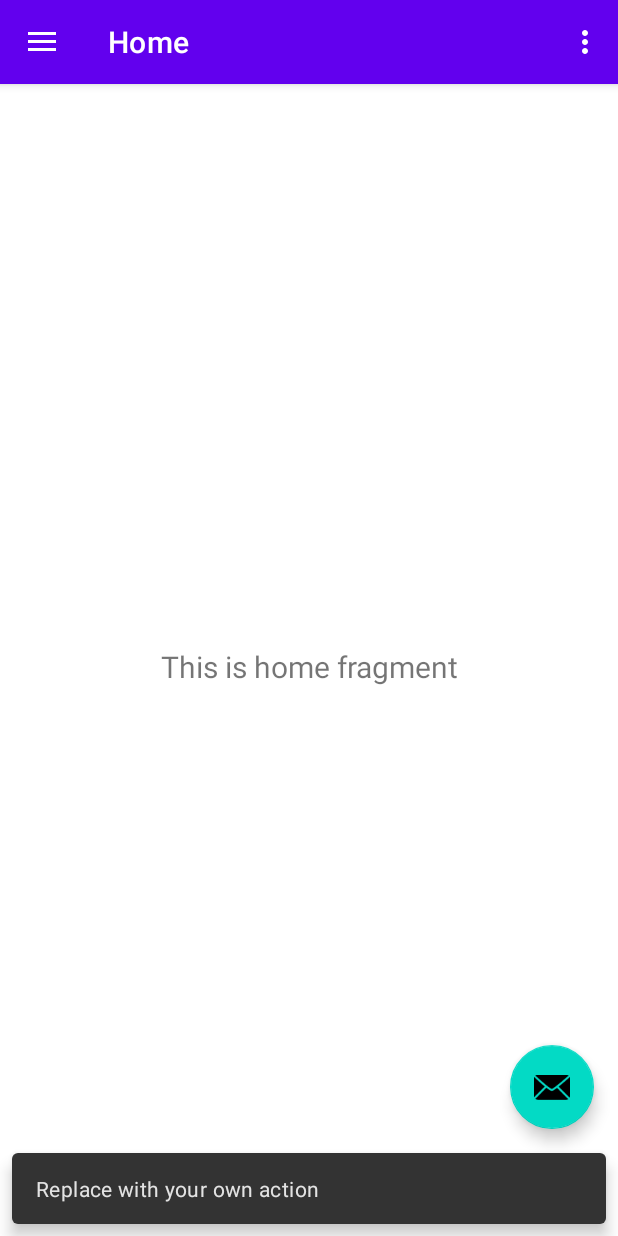
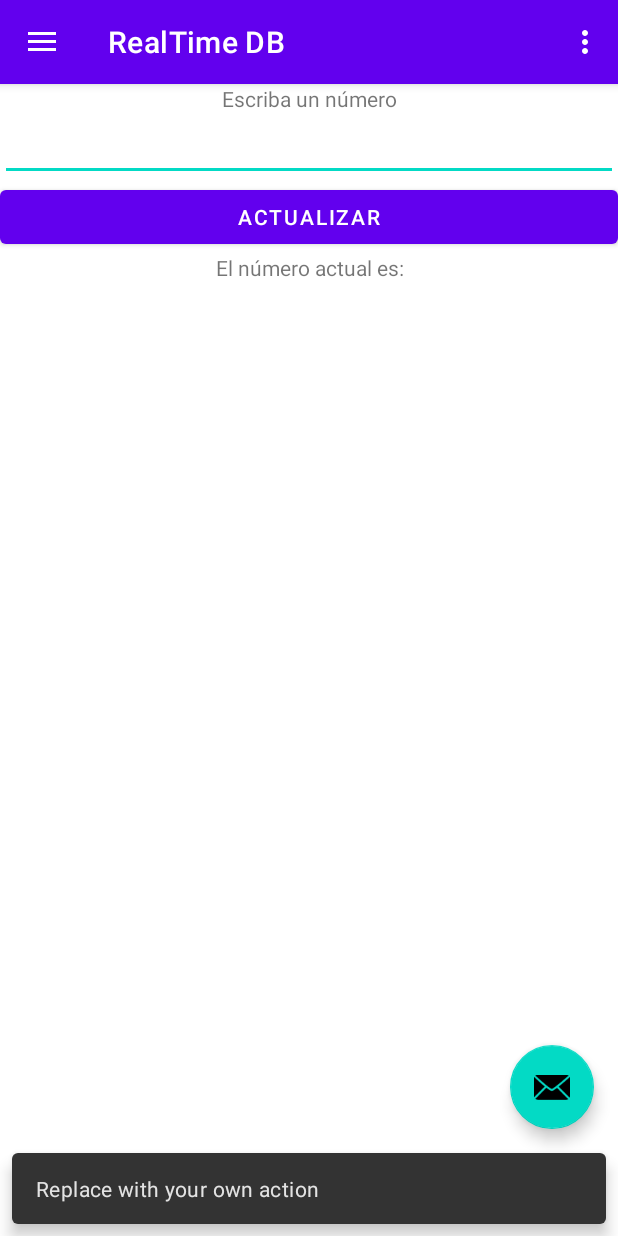
Before and after one commit to gjimenexv/Taller, an Android app: the screen it shows after launch once a user with an empty profile is signed in (Principal), after a tap on an icon or button, on a phone screen of 412 x 824 dp. Run offline under Robolectric (Android 15) with nearby library versions, the phone set to English and light mode, and no system bars; our stand-ins replace Firebase (no records; nobody signed in at launch, a user with empty details on screens opened directly), navigation-ui.

Commit message:
Lesson 2: Real Time database integration with Firebase

```diff
--- a/app/build.gradle
+++ b/app/build.gradle
@@ -39,6 +39,7 @@ dependencies {
     implementation 'androidx.navigation:navigation-ui:2.3.2'
     implementation 'androidx.lifecycle:lifecycle-livedata-ktx:2.2.0'
     implementation 'androidx.lifecycle:lifecycle-viewmodel-ktx:2.2.0'
+    implementation 'com.google.firebase:firebase-database:19.6.0'
     testImplementation 'junit:junit:4.+'
     androidTestImplementation 'androidx.test.ext:junit:1.1.2'
     androidTestImplementation 'androidx.test.espresso:espresso-core:3.3.0'
--- a/app/src/main/java/com/example/taller/ui/home/HomeFragment.java
+++ b/app/src/main/java/com/example/taller/ui/home/HomeFragment.java
@@ -4,6 +4,8 @@ import android.os.Bundle;
 import android.view.LayoutInflater;
 import android.view.View;
 import android.view.ViewGroup;
+import android.widget.Button;
+import android.widget.EditText;
 import android.widget.TextView;
 
 import androidx.annotation.NonNull;
@@ -13,23 +15,59 @@ import androidx.lifecycle.Observer;
 import androidx.lifecycle.ViewModelProvider;
 
 import com.example.taller.R;
+import com.google.firebase.database.DataSnapshot;
+import com.google.firebase.database.DatabaseError;
+import com.google.firebase.database.DatabaseReference;
+import com.google.firebase.database.FirebaseDatabase;
+import com.google.firebase.database.ValueEventListener;
 
 public class HomeFragment extends Fragment {
 
-    private HomeViewModel homeViewModel;
+    // Define local attributes to use the ref.
+    private EditText etNumero;
+    private Button btActualiza;
+    private TextView tvActual;
+    //Working with FirebaseDatabase
+    private FirebaseDatabase database; //Db instances
+    private DatabaseReference myRef; //Element Reference
 
     public View onCreateView(@NonNull LayoutInflater inflater,
                              ViewGroup container, Bundle savedInstanceState) {
-        homeViewModel =
-                new ViewModelProvider(this).get(HomeViewModel.class);
         View root = inflater.inflate(R.layout.fragment_home, container, false);
-        final TextView textView = root.findViewById(R.id.text_home);
-        homeViewModel.getText().observe(getViewLifecycleOwner(), new Observer<String>() {
+        //Map controllers with attributes
+        //Remember: on a fragment you should use root
+        etNumero = root.findViewById(R.id.etNumero);
+        btActualiza = root.findViewById(R.id.btActualiza);
+        tvActual = root.findViewById(R.id.tvNumeroActual);
+
+        //Create the conexion instance with Firebase.
+        //Get the db instance, get the element name
+        database = FirebaseDatabase.getInstance();
+        myRef = database.getReference("numero");
+
+        myRef.addValueEventListener(new ValueEventListener() {
             @Override
-            public void onChanged(@Nullable String s) {
-                textView.setText(s);
+            public void onDataChange(@NonNull DataSnapshot snapshot) {
+                String valor = snapshot.getValue(String.class);
+                tvActual.setText(valor);
+            }
+
+            @Override
+            public void onCancelled(@NonNull DatabaseError error) {
+                tvActual.setText("Error");
             }
         });
+
+        //Define the onclick method
+        btActualiza.setOnClickListener(new View.OnClickListener() {
+            @Override
+            public void onClick(View v) {
+                //Get number value
+                String strNumero = etNumero.getText().toString();
+                myRef.setValue(strNumero);
+            }
+        });
+
         return root;
     }
 }
--- a/app/src/main/java/com/example/taller/ui/home/HomeViewModel.java
+++ /dev/null
@@ -1,19 +0,0 @@
-package com.example.taller.ui.home;
-
-import androidx.lifecycle.LiveData;
-import androidx.lifecycle.MutableLiveData;
-import androidx.lifecycle.ViewModel;
-
-public class HomeViewModel extends ViewModel {
-
-    private MutableLiveData<String> mText;
-
-    public HomeViewModel() {
-        mText = new MutableLiveData<>();
-        mText.setValue("This is home fragment");
-    }
-
-    public LiveData<String> getText() {
-        return mText;
-    }
-}
--- a/app/src/main/res/layout/fragment_home.xml
+++ b/app/src/main/res/layout/fragment_home.xml
@@ -1,22 +1,45 @@
 <?xml version="1.0" encoding="utf-8"?>
-<androidx.constraintlayout.widget.ConstraintLayout xmlns:android="http://schemas.android.com/apk/res/android"
+<LinearLayout xmlns:android="http://schemas.android.com/apk/res/android"
     xmlns:app="http://schemas.android.com/apk/res-auto"
     xmlns:tools="http://schemas.android.com/tools"
+
+    android:orientation="vertical"
+
     android:layout_width="match_parent"
     android:layout_height="match_parent"
     tools:context=".ui.home.HomeFragment">
 
     <TextView
-        android:id="@+id/text_home"
+        android:id="@+id/tvNumero"
         android:layout_width="match_parent"
         android:layout_height="wrap_content"
-        android:layout_marginStart="8dp"
-        android:layout_marginTop="8dp"
-        android:layout_marginEnd="8dp"
-        android:textAlignment="center"
-        android:textSize="20sp"
-        app:layout_constraintBottom_toBottomOf="parent"
-        app:layout_constraintEnd_toEndOf="parent"
-        app:layout_constraintStart_toStartOf="parent"
-        app:layout_constraintTop_toTopOf="parent" />
-</androidx.constraintlayout.widget.ConstraintLayout>
+        android:text="@string/tvNumero"
+        android:textAlignment="center" />
+
+    <EditText
+        android:id="@+id/etNumero"
+        android:layout_width="match_parent"
+        android:layout_height="wrap_content"
+        android:ems="10"
+        android:inputType="number"
+        android:textAlignment="center" />
+
+    <Button
+        android:id="@+id/btActualiza"
+        android:layout_width="match_parent"
+        android:layout_height="wrap_content"
+        android:text="@string/btActualiza" />
+
+    <TextView
+        android:layout_width="match_parent"
+        android:layout_height="wrap_content"
+        android:text="@string/tvActual"
+        android:textAlignment="center" />
+
+    <TextView
+        android:id="@+id/tvNumeroActual"
+        android:layout_width="match_parent"
+        android:layout_height="32dp"
+        android:textAlignment="center" />
+
+</LinearLayout>
--- a/app/src/main/res/values/strings.xml
+++ b/app/src/main/res/values/strings.xml
@@ -13,7 +13,12 @@
     <string name="nav_header_desc">Navigation header</string>
     <string name="action_settings">Settings</string>
 
-    <string name="menu_home">Home</string>
+    <string name="menu_home">RealTime DB</string>
+    <string name="tvNumero">Escriba un número</string>
+    <string name="btActualiza">Actualizar</string>
+    <string name="tvActual">El número actual es:</string>
+
+
     <string name="menu_gallery">Gallery</string>
     <string name="menu_slideshow">Slideshow</string>
 </resources>
--- a/build.gradle
+++ b/build.gradle
@@ -6,7 +6,7 @@ buildscript {
     }
     dependencies {
         classpath "com.android.tools.build:gradle:4.1.2"
-        classpath 'com.google.gms:google-services:4.3.3'
+        classpath 'com.google.gms:google-services:4.3.5'
 
         // NOTE: Do not place your application dependencies here; they belong
         // in the individual module build.gradle files
```
